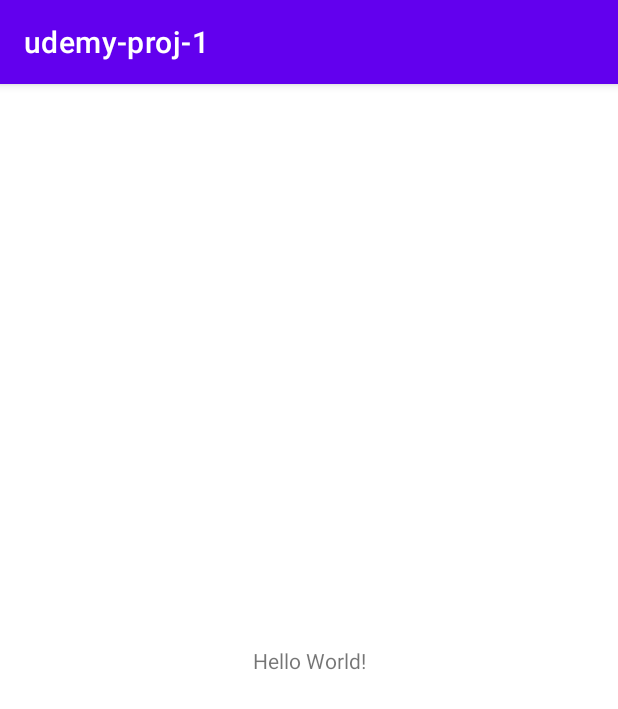
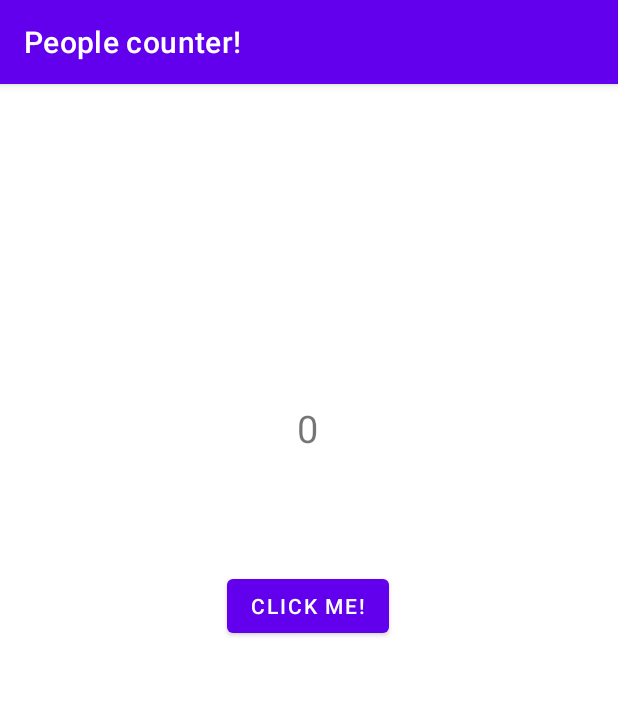
Before and after one commit to mrweikiat/kotlin-summer-2022, an Android app: the screen it shows after launch (MainActivity), on a phone screen of 412 x 824 dp. Shown: the top 709 px of the screen. Run offline under Robolectric (Android 15) with nearby library versions, the phone set to English and light mode, and no system bars.

Commit message:
add lesson 1: people counter

```diff
--- a/lesson-1/app/src/main/java/com/example/udemy_proj_1/MainActivity.kt
+++ b/lesson-1/app/src/main/java/com/example/udemy_proj_1/MainActivity.kt
@@ -2,10 +2,23 @@ package com.example.udemy_proj_1
 
 import androidx.appcompat.app.AppCompatActivity
 import android.os.Bundle
+import android.widget.Button
+import android.widget.TextView
 
 class MainActivity : AppCompatActivity() {
     override fun onCreate(savedInstanceState: Bundle?) {
         super.onCreate(savedInstanceState)
         setContentView(R.layout.activity_main)
+
+        val button = findViewById<Button>(R.id.click_me_button)
+        val textView = findViewById<TextView>(R.id.textView)
+        textView.text = "0"
+        button.text = "Click me!"
+        var counter = 0;
+
+        button.setOnClickListener {
+            counter = counter + 1
+            textView.text = counter.toString()
+        }
     }
 }
--- a/lesson-1/app/src/main/res/layout/activity_main.xml
+++ b/lesson-1/app/src/main/res/layout/activity_main.xml
@@ -7,12 +7,29 @@
     tools:context=".MainActivity">
 
     <TextView
+        android:id="@+id/textView"
         android:layout_width="wrap_content"
         android:layout_height="wrap_content"
-        android:text="Hello World!"
+        android:text="Hello"
+        android:textSize="25sp"
         app:layout_constraintBottom_toBottomOf="parent"
         app:layout_constraintEnd_toEndOf="parent"
+        app:layout_constraintHorizontal_bias="0.498"
         app:layout_constraintStart_toStartOf="parent"
-        app:layout_constraintTop_toTopOf="parent" />
+        app:layout_constraintTop_toTopOf="parent"
+        app:layout_constraintVertical_bias="0.289" />
+
+    <Button
+        android:id="@+id/click_me_button"
+        android:layout_width="wrap_content"
+        android:layout_height="wrap_content"
+        android:layout_marginBottom="396dp"
+        android:text="Button"
+        app:layout_constraintBottom_toBottomOf="parent"
+        app:layout_constraintEnd_toEndOf="parent"
+        app:layout_constraintHorizontal_bias="0.498"
+        app:layout_constraintStart_toStartOf="parent"
+        app:layout_constraintTop_toBottomOf="@+id/textView"
+        app:layout_constraintVertical_bias="1.0" />
 
 </androidx.constraintlayout.widget.ConstraintLayout>
--- a/lesson-1/app/src/main/res/values/strings.xml
+++ b/lesson-1/app/src/main/res/values/strings.xml
@@ -1,3 +1,3 @@
 <resources>
-    <string name="app_name">udemy-proj-1</string>
+    <string name="app_name">People counter!</string>
 </resources>
```
